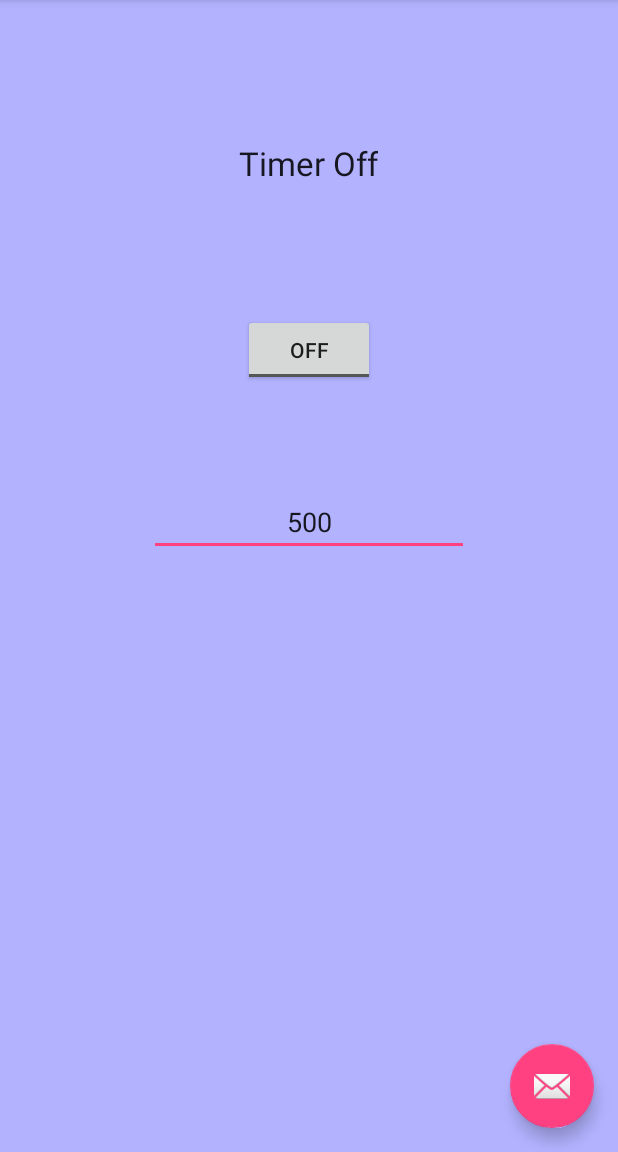
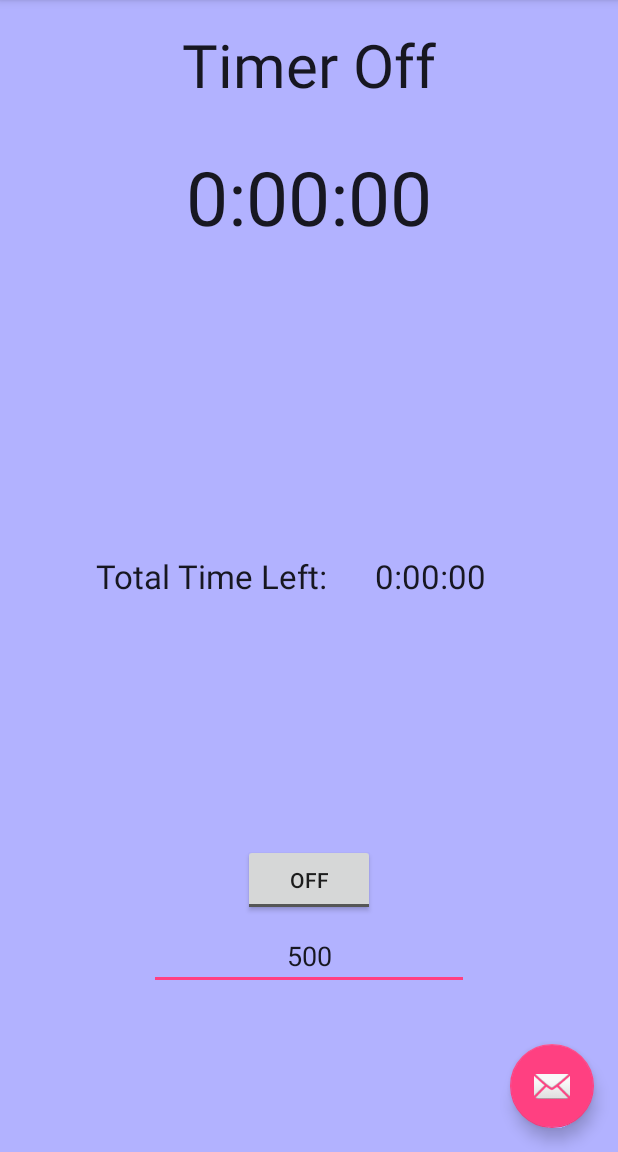
Before and after one commit to kushalk25/ergo-efficiency-timer, an Android app: the screen it shows after launch (MainActivity), on a phone screen of 412 x 824 dp, the part 84-1236 px from its top. Run offline under Robolectric (Android 15) with nearby library versions, the phone set to English and light mode, and no system bars.

```diff
--- a/src/main/res/layout/content_main.xml
+++ b/src/main/res/layout/content_main.xml
@@ -22,16 +22,16 @@
         android:id="@+id/stateText"
         android:layout_alignParentTop="true"
         android:layout_centerHorizontal="true"
-        android:layout_marginTop="78dp" />
+        android:textSize="40dp" />
 
     <ToggleButton
         android:layout_width="wrap_content"
         android:layout_height="wrap_content"
         android:text="start Timer"
         android:id="@+id/timerToggle"
-        android:layout_below="@+id/stateText"
-        android:layout_centerHorizontal="true"
-        android:layout_marginTop="86dp" />
+        android:layout_marginBottom="141dp"
+        android:layout_alignParentBottom="true"
+        android:layout_centerHorizontal="true" />
 
     <EditText
         android:layout_width="wrap_content"
@@ -39,9 +39,43 @@
         android:inputType="time"
         android:ems="10"
         android:id="@+id/timeText"
-        android:layout_below="@+id/timerToggle"
+        android:text="500"
+        android:gravity="center"
+        android:layout_alignTop="@+id/timerToggle"
         android:layout_centerHorizontal="true"
-        android:layout_marginTop="68dp"
-        android:text="500"
-        android:gravity="center" />
+        android:layout_marginTop="52dp" />
+
+    <TextView
+        android:layout_width="wrap_content"
+        android:layout_height="wrap_content"
+        android:textAppearance="?android:attr/textAppearanceLarge"
+        android:text="0:00:00"
+        android:id="@+id/currentTimeView"
+        android:textSize="50dp"
+        android:layout_below="@+id/stateText"
+        android:layout_centerHorizontal="true"
+        android:layout_marginTop="27dp" />
+
+    <TextView
+        android:layout_width="wrap_content"
+        android:layout_height="wrap_content"
+        android:textAppearance="?android:attr/textAppearanceLarge"
+        android:text="Total Time Left:"
+        android:id="@+id/textView2"
+        android:layout_centerVertical="true"
+        android:layout_alignRight="@+id/timerToggle"
+        android:layout_alignEnd="@+id/timerToggle"
+        android:layout_marginRight="31dp"
+        android:layout_marginEnd="31dp" />
+
+    <TextView
+        android:layout_width="wrap_content"
+        android:layout_height="wrap_content"
+        android:textAppearance="?android:attr/textAppearanceLarge"
+        android:text="0:00:00"
+        android:id="@+id/overallTimeView"
+        android:layout_alignTop="@+id/textView2"
+        android:layout_toRightOf="@+id/textView2"
+        android:layout_toEndOf="@+id/textView2" />
+
 </RelativeLayout>
```
Also changed, not shown: src/main/java/com/example/owner/ergoefficiencytimer/Timer.java (+182 -7 lines).
